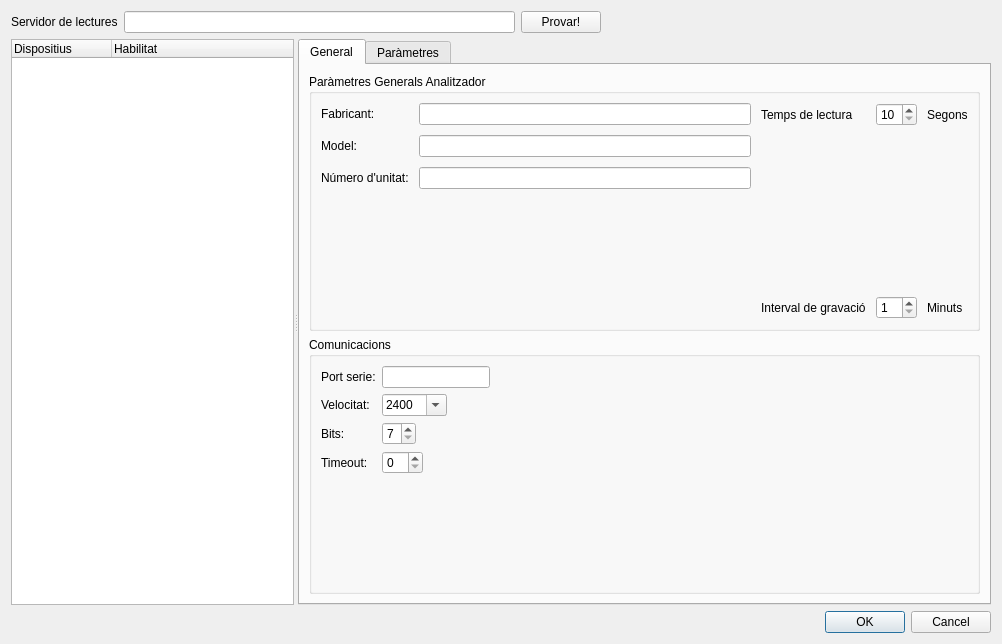
This is Analitzadors/clients/Desktop/ui/frmConfiguracioSrv.ui in tomeucapo/tesla as Qt 5 draws it before an edit. The edited form follows.
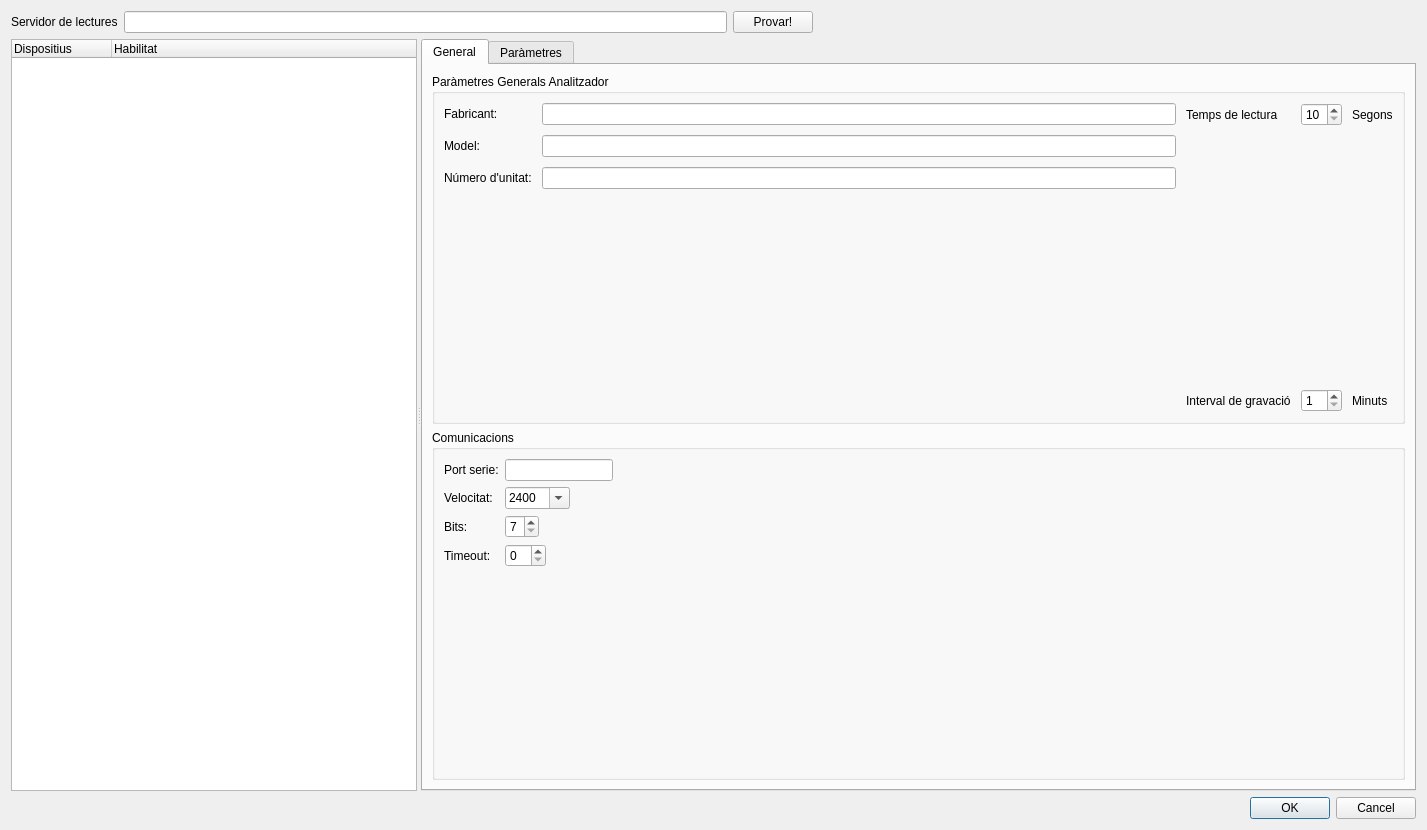
This is the edited form.

Diff of the .ui file:
```diff
--- a/Analitzadors/clients/Desktop/ui/frmConfiguracioSrv.ui
+++ b/Analitzadors/clients/Desktop/ui/frmConfiguracioSrv.ui
@@ -6,8 +6,8 @@
    <rect>
     <x>0</x>
     <y>0</y>
-    <width>1002</width>
-    <height>644</height>
+    <width>1427</width>
+    <height>830</height>
    </rect>
   </property>
   <property name="windowTitle">
```
Left out of the diff: 3 changed lines with no effect on the pictures.
